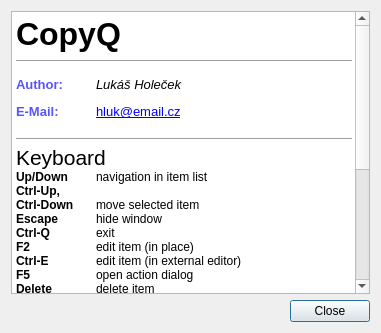
First picture: the form in src/aboutdialog.ui, repository hluk/CopyQ, before the edit.
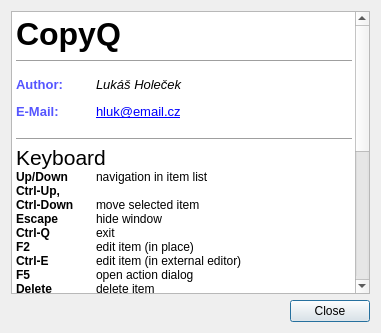
Second picture: the form after the edit.

Commit message: select and show commands

Diff of the .ui file:
```diff
--- a/src/aboutdialog.ui
+++ b/src/aboutdialog.ui
@@ -66,6 +66,8 @@
 &lt;hr /&gt;
 &lt;p style=&quot; margin-top:0px; margin-bottom:0px; margin-left:0px; margin-right:0px; -qt-block-indent:0; text-indent:0px;&quot;&gt;&lt;span style=&quot; font-size:16pt;&quot;&gt;Command Line&lt;/span&gt;&lt;/p&gt;
 &lt;p style=&quot; margin-top:0px; margin-bottom:0px; margin-left:0px; margin-right:0px; -qt-block-indent:0; text-indent:0px;&quot;&gt;&lt;span style=&quot; font-weight:600;&quot;&gt;toggle&lt;/span&gt;	show/hide main window&lt;/p&gt;
+&lt;p style=&quot; margin-top:0px; margin-bottom:0px; margin-left:0px; margin-right:0px; -qt-block-indent:0; text-indent:0px;&quot;&gt;&lt;span style=&quot; font-weight:600;&quot;&gt;select [row=0]&lt;/span&gt;&lt;/p&gt;
+&lt;p style=&quot; margin-top:0px; margin-bottom:0px; margin-left:0px; margin-right:0px; -qt-block-indent:0; text-indent:0px;&quot;&gt;	move item in the row to the clipboard&lt;/p&gt;
 &lt;p style=&quot; margin-top:0px; margin-bottom:0px; margin-left:0px; margin-right:0px; -qt-block-indent:0; text-indent:0px;&quot;&gt;&lt;span style=&quot; font-weight:600;&quot;&gt;action	&lt;/span&gt;show action dialog&lt;/p&gt;
 &lt;p style=&quot; margin-top:0px; margin-bottom:0px; margin-left:0px; margin-right:0px; -qt-block-indent:0; text-indent:0px;&quot;&gt;&lt;span style=&quot; font-weight:600;&quot;&gt;action [row=0] &amp;quot;command&amp;quot; [separator=\n]&lt;/span&gt;&lt;/p&gt;
 &lt;p style=&quot; margin-top:0px; margin-bottom:0px; margin-left:0px; margin-right:0px; -qt-block-indent:0; text-indent:0px;&quot;&gt;	apply command on item text in the row&lt;/p&gt;
@@ -74,6 +76,9 @@
 &lt;p style=&quot; margin-top:0px; margin-bottom:0px; margin-left:0px; margin-right:0px; -qt-block-indent:0; text-indent:0px;&quot;&gt;&lt;span style=&quot; font-weight:600;&quot;&gt;edit	&lt;/span&gt;edit clipboard item&lt;/p&gt;
 &lt;p style=&quot; margin-top:0px; margin-bottom:0px; margin-left:0px; margin-right:0px; -qt-block-indent:0; text-indent:0px;&quot;&gt;&lt;span style=&quot; font-weight:600;&quot;&gt;new	&lt;/span&gt;create and edit new item&lt;/p&gt;
 &lt;p style=&quot; margin-top:0px; margin-bottom:0px; margin-left:0px; margin-right:0px; -qt-block-indent:0; text-indent:0px;&quot;&gt;&lt;span style=&quot; font-weight:600;&quot;&gt;menu	&lt;/span&gt;open context menu&lt;/p&gt;
+&lt;p style=&quot; margin-top:0px; margin-bottom:0px; margin-left:0px; margin-right:0px; -qt-block-indent:0; text-indent:0px;&quot;&gt;&lt;span style=&quot; font-weight:600;&quot;&gt;show [title] [row=0]&lt;/span&gt;&lt;/p&gt;
+&lt;p style=&quot; margin-top:0px; margin-bottom:0px; margin-left:0px; margin-right:0px; -qt-block-indent:0; text-indent:0px;&quot;&gt;                    show popup message with text of item in the row&lt;/p&gt;
+&lt;p style=&quot;-qt-paragraph-type:empty; margin-top:0px; margin-bottom:0px; margin-left:0px; margin-right:0px; -qt-block-indent:0; text-indent:0px;&quot;&gt;&lt;/p&gt;
 &lt;p style=&quot;-qt-paragraph-type:empty; margin-top:0px; margin-bottom:0px; margin-left:0px; margin-right:0px; -qt-block-indent:0; text-indent:0px;&quot;&gt;&lt;/p&gt;&lt;/body&gt;&lt;/html&gt;</string>
      </property>
     </widget>
```
The commit also changes 2 other files.
